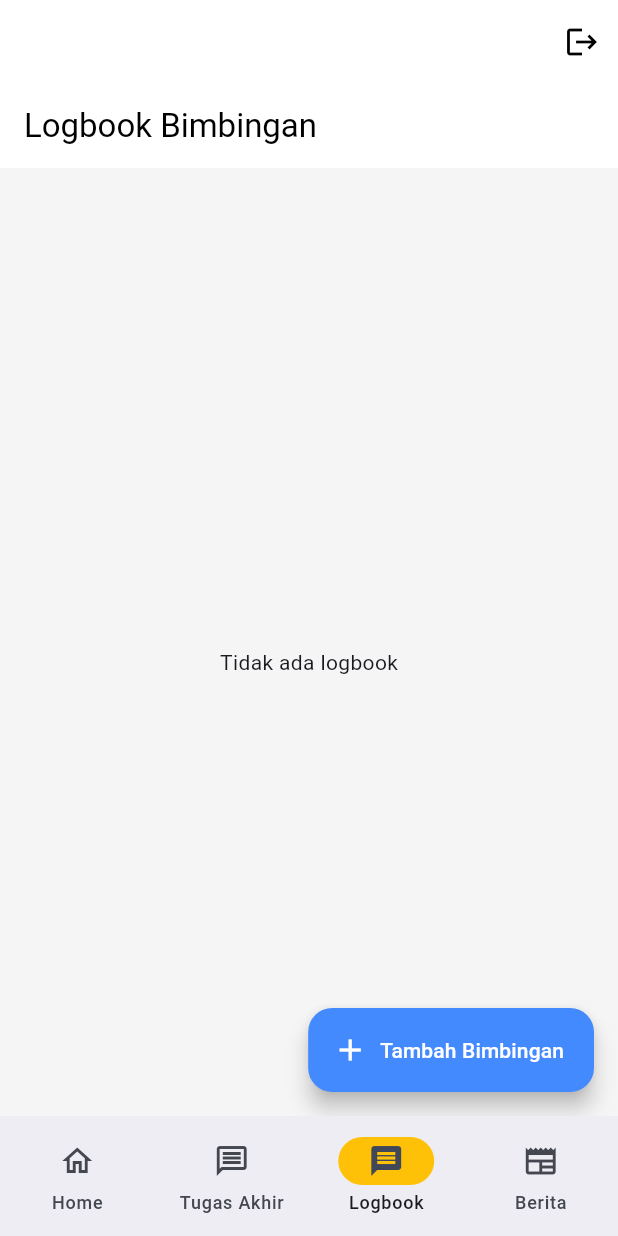
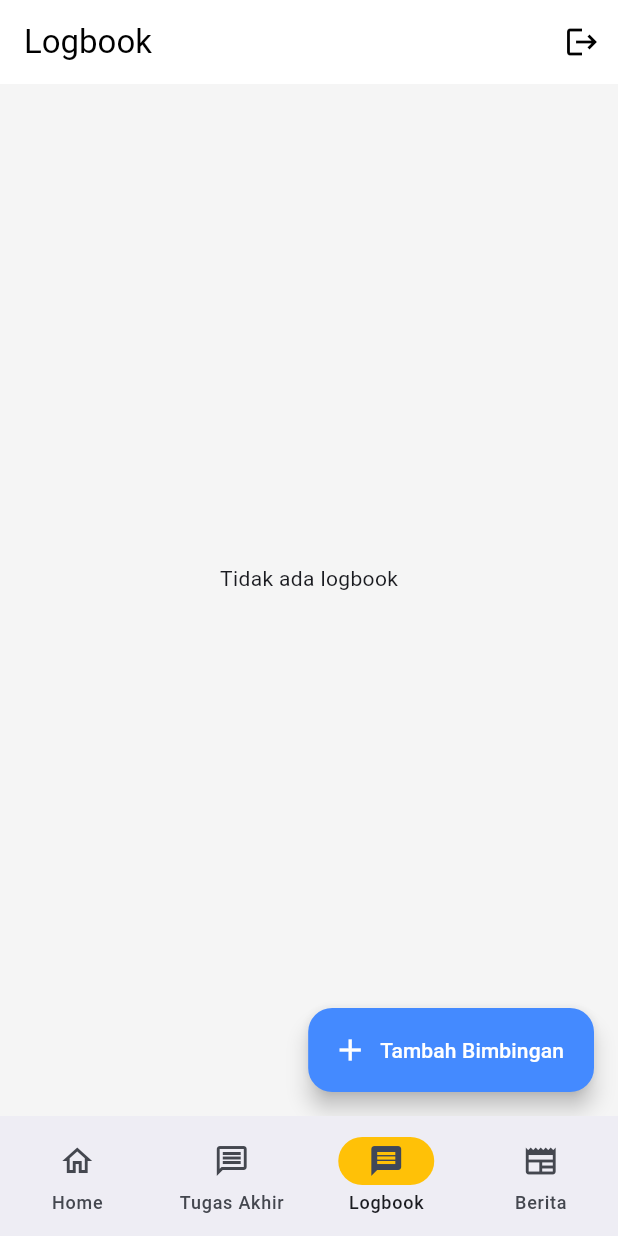
Before and after one commit to abhiramadamas/FP-PPB, a Flutter app: the screen it shows once a user with an empty profile is signed in, item 3 of the bottom bar chosen, after a tap on the "logout" icon, on a phone screen of 412 x 824 dp. Run offline on Flutter 3.47's test engine with Material 3 defaults, Android fonts, the phone set to English and light mode, and no system bars; our stand-ins replace cloud_firestore, firebase_auth, firebase_core; accounts and stored records are empty; network calls fail.

Commit message:
fix: appBar and renderFlex

```diff
--- a/lib/ui/components/main_navigation.dart
+++ b/lib/ui/components/main_navigation.dart
@@ -17,15 +17,21 @@ class _MainNavigationState extends State<MainNavigation> {
   void signUserOut() {
     FirebaseAuth.instance.signOut();
   }
+
   @override
   Widget build(BuildContext context) {
     return Scaffold(
-      appBar: AppBar(actions: [
-        IconButton(
-            onPressed: signUserOut,
-            icon: Icon(Icons.logout)
-        )
-      ],),
+      appBar: AppBar(
+        title: const [
+          Text("Home"),
+          Text("Tugas Akhir"),
+          Text("Logbook"),
+          Text("Berita"),
+        ][currentPageIndex],
+        actions: [
+          IconButton(onPressed: signUserOut, icon: const Icon(Icons.logout))
+        ],
+      ),
       bottomNavigationBar: NavigationBar(
         onDestinationSelected: (int index) {
           setState(() {
--- a/lib/ui/views/auth/auth_page.dart
+++ b/lib/ui/views/auth/auth_page.dart
@@ -14,11 +14,11 @@ class AuthPage extends StatelessWidget {
         builder: (context, snapshot) {
           // user is logged in
           if (snapshot.hasData) {
-            return MainNavigation();
+            return const MainNavigation();
           }
           // user is not logged in
           else {
-            return LoginOrRegisterPage();
+            return const LoginOrRegisterPage();
           }
         },
       ),
--- a/lib/ui/views/auth/login_page.dart
+++ b/lib/ui/views/auth/login_page.dart
@@ -1,5 +1,4 @@
 import 'package:firebase_auth/firebase_auth.dart';
-import 'package:flutter/cupertino.dart';
 import 'package:flutter/material.dart';
 import 'package:logprota/ui/components/my_button.dart';
 import 'package:logprota/ui/components/my_textfield.dart';
@@ -21,7 +20,6 @@ class _LoginPageState extends State<LoginPage> {
 
   // sign user in method
   void signUserIn() async {
-
     //show loading circle
     showDialog(
       context: context,
@@ -35,9 +33,7 @@ class _LoginPageState extends State<LoginPage> {
     // try sign in
     try {
       await FirebaseAuth.instance.signInWithEmailAndPassword(
-          email: emailController.text,
-          password: passwordController.text
-      );
+          email: emailController.text, password: passwordController.text);
 
       // pop circle loading
       Navigator.pop(context);
@@ -47,7 +43,6 @@ class _LoginPageState extends State<LoginPage> {
 
       //wrong email or pass
       showErrorMessage(e.code);
-
     }
   }
 
@@ -56,10 +51,7 @@ class _LoginPageState extends State<LoginPage> {
       context: context,
       builder: (context) {
         return AlertDialog(
-            title: Center(
-                child: Text(
-                  message
-                )),
+          title: Center(child: Text(message)),
         );
       },
     );
@@ -91,8 +83,7 @@ class _LoginPageState extends State<LoginPage> {
                   style: TextStyle(
                       color: Colors.grey[700],
                       fontSize: 16,
-                    fontWeight: FontWeight.bold
-                  ),
+                      fontWeight: FontWeight.bold),
                 ),
 
                 const SizedBox(height: 25),
@@ -170,9 +161,9 @@ class _LoginPageState extends State<LoginPage> {
                 const SizedBox(height: 50),
 
                 // google + apple sign in buttons
-                Row(
+                const Row(
                   mainAxisAlignment: MainAxisAlignment.center,
-                  children: const [
+                  children: [
                     // google button
                     SquareTile(imagePath: 'lib/images/google.png'),
 
--- a/lib/ui/views/logbook/logbook_page.dart
+++ b/lib/ui/views/logbook/logbook_page.dart
@@ -17,19 +17,6 @@ class _LogbookPageState extends State<LogbookPage> {
   @override
   Widget build(BuildContext context) {
     return Scaffold(
-      appBar: AppBar(
-        title: const Text(
-          "Logbook Bimbingan",
-        ),
-        //actions: const [
-        //  Padding(
-        //    padding: EdgeInsets.all(10.0),
-        //    child: Icon(
-        //      Icons.account_circle,
-        //    ),
-        //  ),
-        //],
-      ),
       body: _buildUi(),
       floatingActionButton: FloatingActionButton.extended(
         label: const Text("Tambah Bimbingan"),
@@ -45,9 +32,10 @@ class _LogbookPageState extends State<LogbookPage> {
 
   Widget _buildUi() {
     return SafeArea(
-        child: Column(
-      children: [_logbookListView()],
-    ));
+      child: Expanded(
+        child: _logbookListView(),
+      ),
+    );
   }
 
   Widget _logbookListView() {
--- a/lib/ui/views/tugas_akhir.dart
+++ b/lib/ui/views/tugas_akhir.dart
@@ -17,9 +17,6 @@ class _TugasAkhirState extends State<TugasAkhir> {
   @override
   Widget build(BuildContext context) {
     return Scaffold(
-      appBar: AppBar(
-        title: const Text("Tugas Akhir"),
-      ),
       body: SingleChildScrollView(
         child: Padding(
           padding: const EdgeInsets.all(8.0),
```
Also changed, not shown: lib/ui/views/auth/home_page.dart (+9 -9 lines), lib/ui/views/berita/berita_page.dart (+5 -17 lines). Lines whose indentation alone changed are shown as unchanged.
